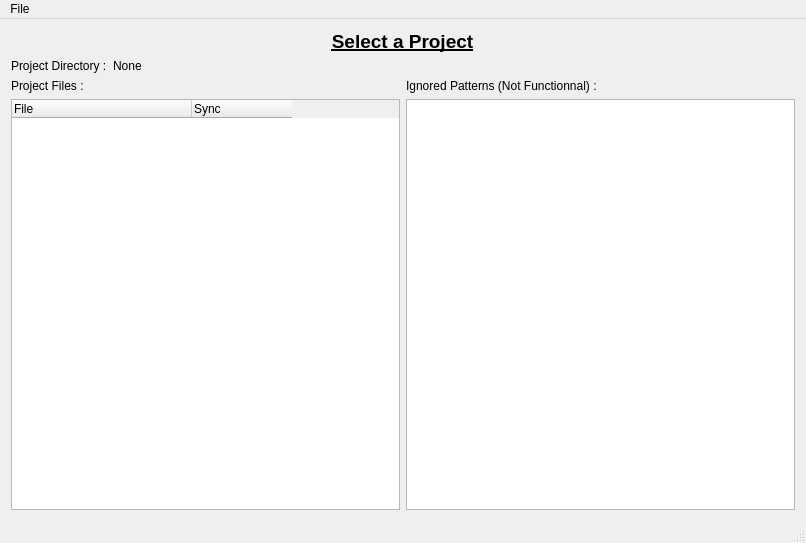
Above: ui/mainwindow.ui from TwiceCast/TwiceCast-Client before the change. Below: the same form after it.
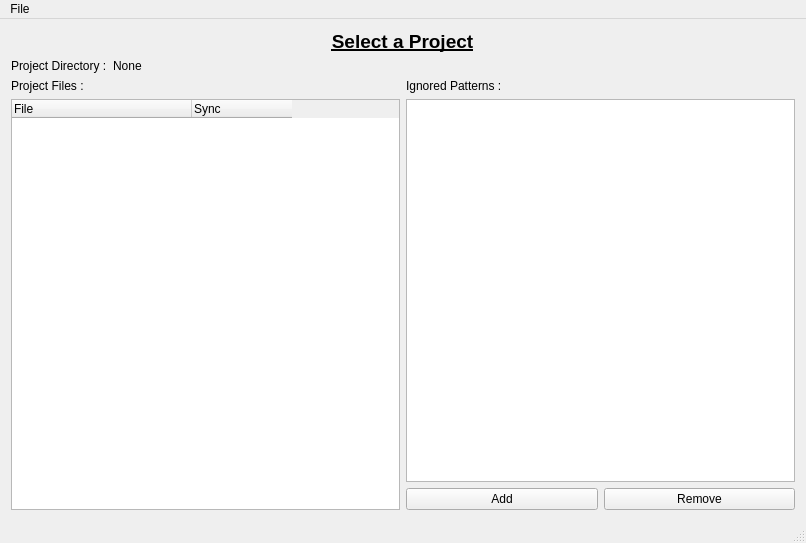
That is the form after the change.

Commit message:
New Window for Ignored + travis test
Ignored list has now a new window that shows what will change the path
to add.
Travis added check.

Patch:
```diff
--- a/ui/mainwindow.ui
+++ b/ui/mainwindow.ui
@@ -83,13 +83,31 @@
         <item>
          <widget class="QLabel" name="labelListIgnored">
           <property name="text">
-           <string>Ignored Patterns (Not Functionnal) :</string>
+           <string>Ignored Patterns :</string>
           </property>
          </widget>
         </item>
         <item>
          <widget class="QListWidget" name="listIgnored"/>
         </item>
+        <item>
+         <layout class="QHBoxLayout" name="horizontalLayout">
+          <item>
+           <widget class="QPushButton" name="addButton">
+            <property name="text">
+             <string>Add</string>
+            </property>
+           </widget>
+          </item>
+          <item>
+           <widget class="QPushButton" name="removeButton">
+            <property name="text">
+             <string>Remove</string>
+            </property>
+           </widget>
+          </item>
+         </layout>
+        </item>
        </layout>
       </item>
      </layout>
```
The commit also changes 7 other files.
